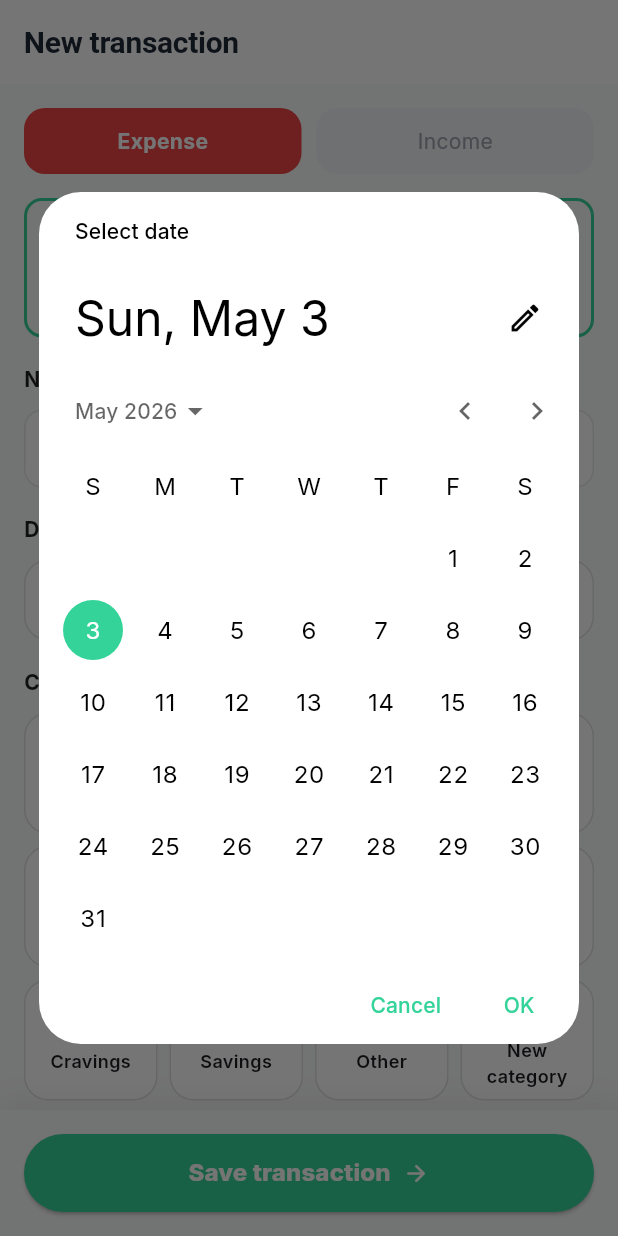
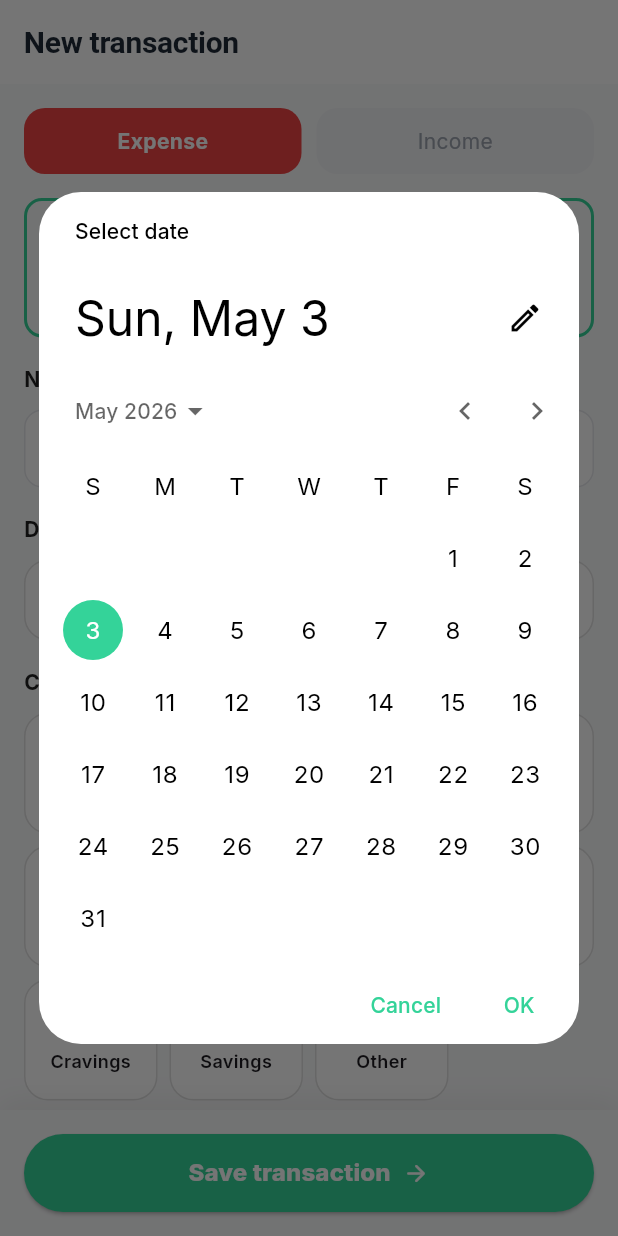
Before and after one commit to Tesis-2026/zenda_fronted_app, a Flutter app: the AddTransactionScreen screen opened by its route, after a tap on an icon or button, on a phone screen of 412 x 824 dp. Run offline on Flutter 3.47's test engine with Material 3 defaults, Android fonts, the phone set to English and light mode, and no system bars; our stand-ins replace connectivity_plus, fl_chart, flutter_riverpod, flutter_secure_storage, go_router, google_fonts and 2 more; accounts and stored records are empty.

Commit message:
fix: remove create-category option from add transaction screen
The category grid in AddTransactionScreen had an extra chip that let
users create a new custom category inline. Categories should only be
managed via Settings → Categories. Removed the add-custom slot,
onAddCustom callback, _showAddCategoryDialog method, and
customCategoryName wiring from _CategoryGrid.

Co-Authored-By: Claude Sonnet 4.6 <noreply@anthropic.com>

```diff
--- a/lib/features/transactions/add_transaction_screen.dart
+++ b/lib/features/transactions/add_transaction_screen.dart
@@ -375,14 +375,7 @@ class _AddTransactionScreenState extends ConsumerState<AddTransactionScreen> {
                     const SizedBox(height: 10),
                     _CategoryGrid(
                       selected: state.category,
-                      customCategoryName: state.customCategoryName,
                       onSelected: controller.setCategory,
-                      onAddCustom: () async {
-                        final name = await _showAddCategoryDialog(context, l10n);
-                        if (name != null && name.isNotEmpty) {
-                          controller.setCustomCategory(name);
-                        }
-                      },
                     ),
 
                     if (state.error != null) ...[
@@ -576,34 +569,6 @@ class _AddTransactionScreenState extends ConsumerState<AddTransactionScreen> {
     );
   }
 
-  Future<String?> _showAddCategoryDialog(BuildContext context, dynamic l10n) async {
-    final ctrl = TextEditingController();
-    return showDialog<String>(
-      context: context,
-      builder: (ctx) => AlertDialog(
-        title: Text(l10n.txAddCustomCategory),
-        content: TextField(
-          controller: ctrl,
-          autofocus: true,
-          textCapitalization: TextCapitalization.sentences,
-          decoration: InputDecoration(
-            hintText: l10n.txAddCustomCategory,
-            border: OutlineInputBorder(borderRadius: BorderRadius.circular(12)),
-          ),
-        ),
-        actions: [
-          TextButton(
-            onPressed: () => Navigator.pop(ctx),
-            child: Text(l10n.commonCancel),
-          ),
-          FilledButton(
-            onPressed: () => Navigator.pop(ctx, ctrl.text.trim()),
-            child: Text(l10n.commonSave),
-          ),
-        ],
-      ),
-    );
-  }
 }
 
 
@@ -766,15 +731,11 @@ class _BucketChip extends StatelessWidget {
 
 class _CategoryGrid extends StatelessWidget {
   final TransactionCategory? selected;
-  final String? customCategoryName;
   final ValueChanged<TransactionCategory> onSelected;
-  final Future<void> Function() onAddCustom;
 
   const _CategoryGrid({
     required this.selected,
-    required this.customCategoryName,
     required this.onSelected,
-    required this.onAddCustom,
   });
 
   @override
@@ -782,52 +743,8 @@ class _CategoryGrid extends StatelessWidget {
     final isDark = Theme.of(context).brightness == Brightness.dark;
     final l10n = context.l10n;
     final items = TransactionCategory.values;
-    final hasCustom = customCategoryName != null && customCategoryName!.isNotEmpty;
-    final allItems = [...items, null]; // null = "add custom" slot
 
     Widget buildChip(int index) {
-      if (index == items.length) {
-        return InkWell(
-          onTap: onAddCustom,
-          borderRadius: BorderRadius.circular(16),
-          child: Ink(
-            decoration: BoxDecoration(
-              color: hasCustom
-                  ? const Color(0xFF818CF8).withValues(alpha: 0.18)
-                  : (isDark ? const Color(0xFF1E293B) : Colors.white),
-              borderRadius: BorderRadius.circular(16),
-              border: Border.all(
-                color: hasCustom
-                    ? const Color(0xFF818CF8)
-                    : (isDark ? Colors.white10 : Colors.black12),
-              ),
-            ),
-            padding: const EdgeInsets.all(10),
-            child: Column(
-              mainAxisAlignment: MainAxisAlignment.center,
-              children: [
-                Icon(
-                  hasCustom ? Icons.label_rounded : Icons.add_rounded,
-                  size: 22,
-                  color: hasCustom ? const Color(0xFF818CF8) : null,
-                ),
-                const SizedBox(height: 6),
-                Text(
-                  hasCustom ? customCategoryName! : l10n.txAddCustomCategory,
-                  textAlign: TextAlign.center,
-                  maxLines: 2,
-                  overflow: TextOverflow.ellipsis,
-                  style: TextStyle(
-                    fontWeight: hasCustom ? FontWeight.w800 : FontWeight.w600,
-                    fontSize: 12,
-                    color: hasCustom ? const Color(0xFF818CF8) : null,
-                  ),
-                ),
-              ],
-            ),
-          ),
-        );
-      }
       final c = items[index];
       final isSelected = c == selected;
       final icon = _categoryIcon(c);
@@ -878,7 +795,7 @@ class _CategoryGrid extends StatelessWidget {
           spacing: spacing,
           runSpacing: spacing,
           children: [
-            for (var i = 0; i < allItems.length; i++)
+            for (var i = 0; i < items.length; i++)
               SizedBox(
                 width: itemWidth,
                 height: itemWidth / 1.1,
```
